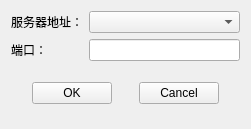
Qt form udpsocketwidget.ui (jjzhang166/SocketTool2) before a commit.
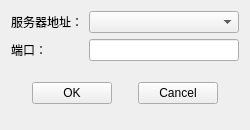
The same form after that commit.

The edit to the form file:
```diff
--- a/udpsocketwidget.ui
+++ b/udpsocketwidget.ui
@@ -6,8 +6,8 @@
    <rect>
     <x>0</x>
     <y>0</y>
-    <width>251</width>
-    <height>129</height>
+    <width>250</width>
+    <height>130</height>
    </rect>
   </property>
   <property name="windowTitle">
```
